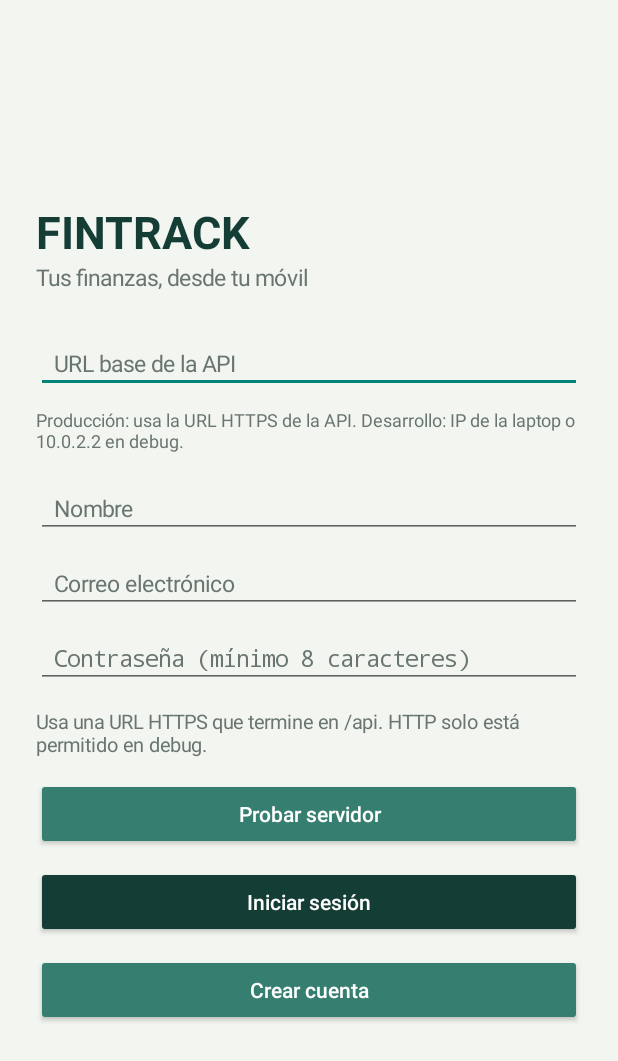
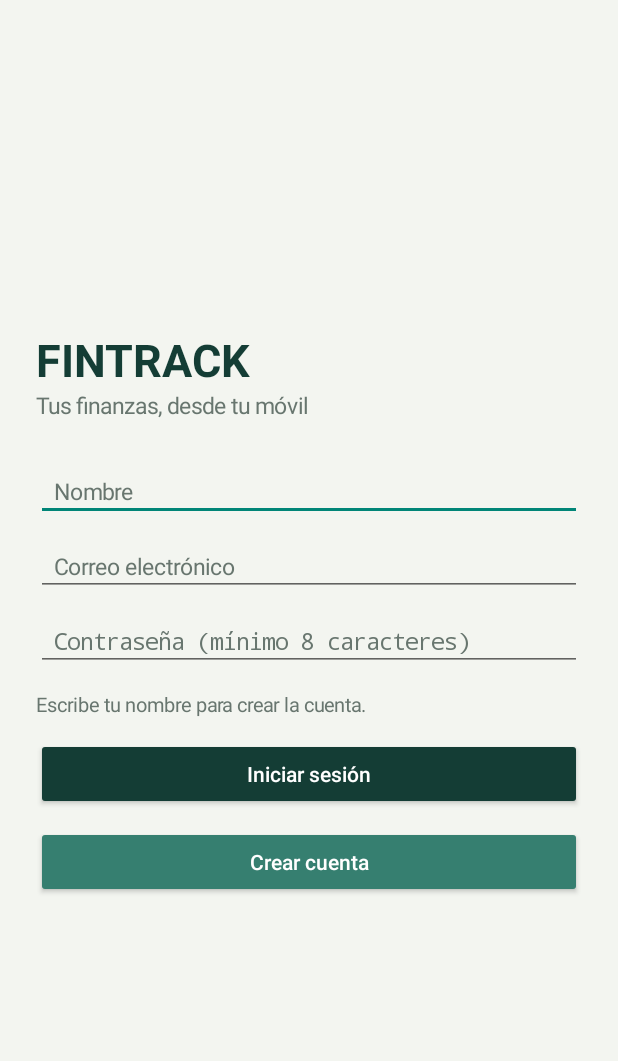
Before and after one commit to YadiraC17/taller-3, an Android app: the screen it shows after launch (MainActivity), after a tap on "Crear cuenta", on a phone screen of 412 x 824 dp. Shown: the top 1061 px of the screen. Run offline under Robolectric (Android 15) with nearby library versions, the phone set to English and light mode, and no system bars; 2 other taps on this screen came first.

Commit message:
Publish preconfigured Android test APK
Co-authored-by: Copilot <223556219+Copilot@users.noreply.github.com>

```diff
--- a/android/app/src/main/java/pe/fintrack/android/MainActivity.java
+++ b/android/app/src/main/java/pe/fintrack/android/MainActivity.java
@@ -27,7 +27,7 @@ import java.util.concurrent.ExecutorService;
 import java.util.concurrent.Executors;
 
 public class MainActivity extends Activity {
-    private static final String DEFAULT_API_BASE = "";
+    private static final String DEFAULT_API_BASE = "https://fintrack-api-392k.onrender.com/api";
     private static final int FOREST = 0xFF143D35;
     private static final int TEAL = 0xFF367F70;
     private static final int INK = 0xFF1B2C28;
@@ -53,7 +53,10 @@ public class MainActivity extends Activity {
         getWindow().setStatusBarColor(FOREST);
         getWindow().setNavigationBarColor(FOREST);
         preferences = getSharedPreferences("fintrack_android", MODE_PRIVATE);
-        apiBase = preferences.getString("api_base", DEFAULT_API_BASE);
+        String savedApiBase = preferences.getString("api_base", "");
+        apiBase = isDebugBuild() && !savedApiBase.trim().isEmpty()
+                ? savedApiBase
+                : DEFAULT_API_BASE;
         token = preferences.getString("access_token", "");
         if (token.isEmpty()) {
             showLogin();
@@ -108,12 +111,16 @@ public class MainActivity extends Activity {
         subtitle.setPadding(0, 0, 0, dp(22));
         root.addView(subtitle);
 
-        EditText apiInput = input("URL base de la API", InputType.TYPE_CLASS_TEXT | InputType.TYPE_TEXT_VARIATION_URI);
+        final EditText apiInput = isDebugBuild()
+                ? input("URL base de la API", InputType.TYPE_CLASS_TEXT | InputType.TYPE_TEXT_VARIATION_URI)
+                : null;
+        if (apiInput != null) {
             apiInput.setText(apiBase);
             root.addView(apiInput);
-        TextView apiHint = text("Producción: usa la URL HTTPS de la API. Desarrollo: IP de la laptop o 10.0.2.2 en debug.", 12, MUTED, false);
+            TextView apiHint = text("Producción usa el servidor configurado. En debug puedes cambiarlo por la IP de la laptop o 10.0.2.2.", 12, MUTED, false);
             apiHint.setPadding(0, dp(4), 0, dp(12));
             root.addView(apiHint);
+        }
 
         EditText nameInput = input("Nombre", InputType.TYPE_CLASS_TEXT | InputType.TYPE_TEXT_FLAG_CAP_WORDS);
         root.addView(nameInput);
@@ -126,13 +133,9 @@ public class MainActivity extends Activity {
         root.addView(message);
 
         Button loginButton = button("Iniciar sesión", FOREST);
+        if (apiInput != null) {
             Button testServerButton = button("Probar servidor", TEAL);
             root.addView(testServerButton);
-        root.addView(loginButton);
-        Button registerButton = button("Crear cuenta", TEAL);
-        root.addView(registerButton);
-        setContentView(root);
-
             testServerButton.setOnClickListener(view -> {
                 if (!applyApiBase(apiInput, message)) return;
                 String serverRoot = apiBase.replaceFirst("/api$", "");
@@ -146,9 +149,14 @@ public class MainActivity extends Activity {
                     }
                 });
             });
+        }
+        root.addView(loginButton);
+        Button registerButton = button("Crear cuenta", TEAL);
+        root.addView(registerButton);
+        setContentView(root);
 
         loginButton.setOnClickListener(view -> {
-            if (!applyApiBase(apiInput, message)) return;
+            if (apiInput != null && !applyApiBase(apiInput, message)) return;
             JSONObject payload = new JSONObject();
             try {
                 payload.put("correo", emailInput.getText().toString().trim());
@@ -161,7 +169,7 @@ public class MainActivity extends Activity {
         });
 
         registerButton.setOnClickListener(view -> {
-            if (!applyApiBase(apiInput, message)) return;
+            if (apiInput != null && !applyApiBase(apiInput, message)) return;
             if (nameInput.getText().toString().trim().isEmpty()) {
                 message.setText("Escribe tu nombre para crear la cuenta.");
                 return;
@@ -558,11 +566,13 @@ public class MainActivity extends Activity {
         TextView heading = text("FINTRACK · " + title, 22, FOREST, true);
         header.addView(heading, new LinearLayout.LayoutParams(0, -2, 1));
         Button logout = smallButton("Salir");
+        if (isDebugBuild()) {
             Button server = smallButton("Servidor");
             header.addView(server);
+            server.setOnClickListener(view -> showApiConfigDialog());
+        }
         header.addView(logout);
         root.addView(header);
-        server.setOnClickListener(view -> showApiConfigDialog());
         logout.setOnClickListener(view -> {
             String sessionToken = token;
             String serverUrl = apiBase;
@@ -763,9 +773,7 @@ public class MainActivity extends Activity {
     private boolean applyApiBase(EditText input, TextView message) {
         String value = input.getText().toString().trim().replaceAll("/+$", "");
         boolean usesHttps = value.startsWith("https://");
-        boolean isDebugBuild = (getApplicationInfo().flags
-                & android.content.pm.ApplicationInfo.FLAG_DEBUGGABLE) != 0;
-        boolean allowsDebugHttp = isDebugBuild && value.startsWith("http://");
+        boolean allowsDebugHttp = isDebugBuild() && value.startsWith("http://");
         int schemeEnd = value.indexOf("://") + 3;
         int apiPath = value.lastIndexOf("/api");
         if ((!usesHttps && !allowsDebugHttp)
@@ -782,6 +790,11 @@ public class MainActivity extends Activity {
         return true;
     }
 
+    private boolean isDebugBuild() {
+        return (getApplicationInfo().flags
+                & android.content.pm.ApplicationInfo.FLAG_DEBUGGABLE) != 0;
+    }
+
     private void clearSession() {
         token = "";
         userName = "";
```
Also changed, not shown: 3 other files. Lines whose indentation alone changed are shown as unchanged.
